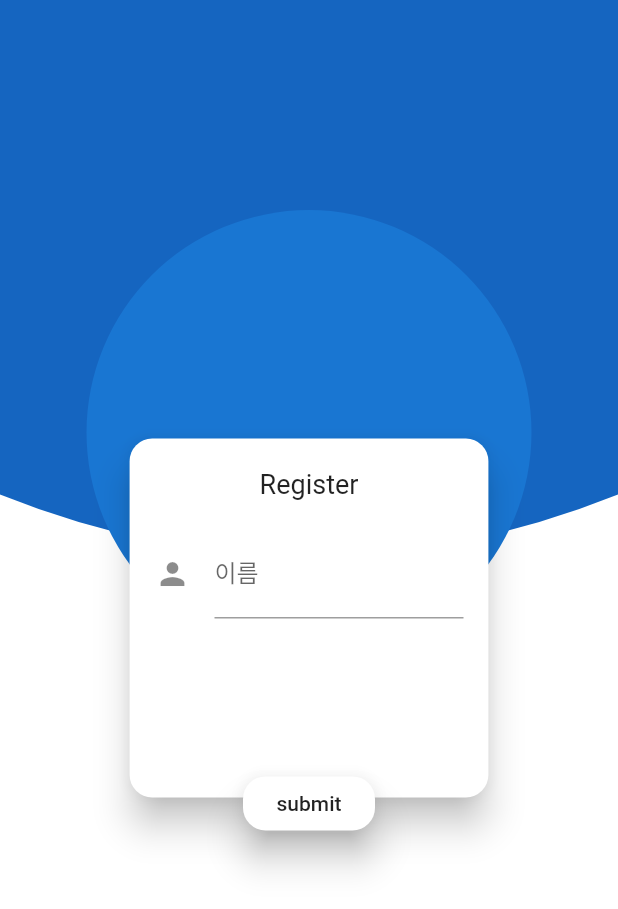
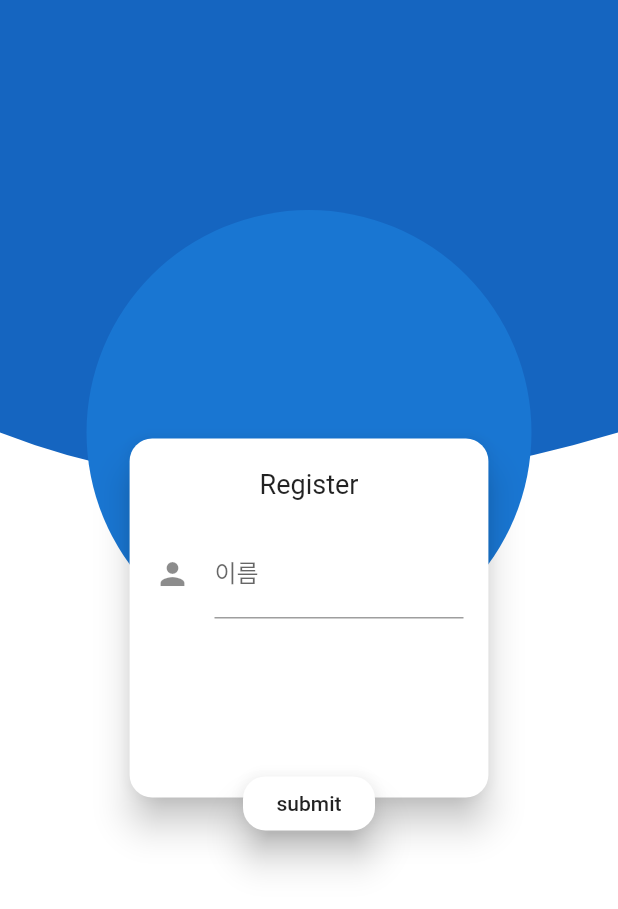
Before and after one commit to FineRoot1253/flutter_commute, a Flutter app: the screen it shows after launch, after a tap on "확인", on a phone screen of 412 x 824 dp. Shown: the top 909 px of the screen. Run offline on Flutter 3.47's test engine with Material 2 defaults, Android fonts, the phone set to English and light mode, and no system bars; our stand-ins replace font_awesome_flutter, geolocator, get, google_maps_flutter, shared_preferences; missing offline and left inert: dart:ffi; network calls fail; statements that could not run were skipped.

Commit message:
21_02_15 홍준근 버그 픽스 + ui 위치 조정 및 구글 맵 + 위치 추적 적용 커밋

```diff
--- a/lib/UI/profile_screen.dart
+++ b/lib/UI/profile_screen.dart
@@ -1,6 +1,8 @@
+import 'package:commute/UI/widgets/map_widget.dart';
 import 'package:commute/controller/a_controller.dart';
 import 'package:flutter/material.dart';
 import 'package:flutter/services.dart';
+import 'package:google_maps_flutter/google_maps_flutter.dart';
 
 class ProfileScreen extends StatelessWidget {
 
@@ -34,7 +36,8 @@ class ProfileScreen extends StatelessWidget {
             fontWeight: FontWeight.bold,
         )),
         trailing: Text("${_controller.dateTimeParseToString(_controller.user.lastUpdateAt)}"),
-      )
+      ),
+      // MapWidget(CameraPosition(target: _controller.compPosition,zoom: 14.0))
     ],),);
   }
 }
--- a/lib/UI/register_screen.dart
+++ b/lib/UI/register_screen.dart
@@ -74,9 +74,9 @@ class CurvePainter extends CustomPainter {
     paint.style = PaintingStyle.fill;
 
     var path = Path();
-    path.moveTo(0, size.height * 0.4);
+    path.moveTo(0, size.height * 0.35);
     path.quadraticBezierTo(
-        size.width / 2, size.height / 2, size.width, size.height * 0.4);
+        size.width / 2.3, size.height / 2.3, size.width, size.height * 0.35);
     path.lineTo(size.width, 0);
     path.lineTo(0, 0);
 
--- a/lib/UI/widgets/state_panel_widget.dart
+++ b/lib/UI/widgets/state_panel_widget.dart
@@ -1,4 +1,5 @@
 import 'package:commute/UI/register_screen.dart';
+import 'package:commute/UI/widgets/dialogs.dart';
 import 'package:commute/controller/a_controller.dart';
 import 'package:commute/controller/time_counter_controller.dart';
 import 'package:commute/data/models/enums.dart';
@@ -15,32 +16,33 @@ class StatePanelWidget extends StatelessWidget {
 
   StatePanelWidget(this._color, this._content, this._iconData);
 
-  factory StatePanelWidget.fromUserState(UserState state) {
+  factory StatePanelWidget.fromUserState(int index) {
     StatePanelWidget statePanelWidget;
-    switch (state) {
-      case UserState.certificated_onWork:
+    print("새로 생성 : $index");
+    switch (index) {
+      case 1:
+        statePanelWidget = StatePanelWidget(
+            Colors.red[400], "근무지 이탈중!", Icons.wrong_location_sharp);
+        break;
+      case 2:
+        statePanelWidget =
+            StatePanelWidget(Colors.red[400], "등록필요", Icons.error);
+        break;
+      case 3:
+        statePanelWidget = StatePanelWidget(
+            Colors.red[400], "위치 권한 필요!", Icons.not_listed_location_sharp);
+        break;
+      case 5:
+        statePanelWidget =
+            StatePanelWidget(Colors.grey[500], "퇴근중", Icons.home);
+        break;
+      case 6:
         statePanelWidget =
             StatePanelWidget(Colors.blue[800], "출근중", Icons.check);
         break;
-      case UserState.certificated_beforeWork:
-        statePanelWidget =
-            StatePanelWidget(Colors.grey[500], "퇴근중", Icons.home);
-        break;
-      case UserState.certificated_workOnOutside:
+      case 7:
         statePanelWidget =
             StatePanelWidget(Colors.green[500], "외근중", Icons.directions_car);
-        break;
-      case UserState.register_required:
-        statePanelWidget =
-            StatePanelWidget(Colors.red[400], "등록필요", Icons.error);
-        break;
-      case UserState.network_required:
-        statePanelWidget = StatePanelWidget(
-            Colors.red[400], "근무지 이탈중!", Icons.wrong_location_sharp);
-        break;
-      case UserState.permission_required:
-        statePanelWidget = StatePanelWidget(
-            Colors.red[400], "위치 권한 필요!", Icons.not_listed_location_sharp);
         break;
       default:
         statePanelWidget = StatePanelWidget(Colors.white, " ", Icons.autorenew);
@@ -50,7 +52,9 @@ class StatePanelWidget extends StatelessWidget {
 
   @override
   Widget build(BuildContext context) {
-    print(this._controller.user.state);
+   if(this._iconData == Icons.check) {
+     distanceCheck();
+   }
     return Stack(overflow: Overflow.visible, children: [
       CustomPaint(
         size: Get.size,
@@ -60,7 +64,7 @@ class StatePanelWidget extends StatelessWidget {
           child: Align(
         alignment: Alignment.topCenter,
         child: Padding(
-          padding: EdgeInsets.only(top: Get.height * 0.17),
+          padding: EdgeInsets.only(top: Get.height * 0.13),
           child: Text(
             "${this._content}",
             style: TextStyle(
@@ -72,10 +76,10 @@ class StatePanelWidget extends StatelessWidget {
         child: Align(
           alignment: Alignment.topCenter,
           child: Padding(
-            padding: EdgeInsets.only(top: Get.height * 0.25),
+            padding: EdgeInsets.only(top: Get.height * 0.21),
             child: SizedBox(
               width: Get.width * 0.5,
-              height: Get.height * 0.16,
+              height: Get.height * 0.12,
               child: Card(
                 elevation: 10,
                 child: Center(
@@ -97,7 +101,7 @@ class StatePanelWidget extends StatelessWidget {
           child: Align(
         alignment: Alignment.topCenter,
         child: Padding(
-          padding: EdgeInsets.only(top: Get.height * 0.23),
+          padding: EdgeInsets.only(top: Get.height * 0.19),
           child: Card(
             shape: CircleBorder(),
             elevation: 20,
@@ -110,4 +114,6 @@ class StatePanelWidget extends StatelessWidget {
       )),
     ]);
   }
+
+
 }
--- a/lib/common/coordinates.dart
+++ b/lib/common/coordinates.dart
@@ -1,2 +1,2 @@
-const DEFAULT_COORDINATES_LAT = 126.899481;
-const DEFAULT_COORDINATES_LNG = 37.5147606;
+const DEFAULT_COORDINATES_LAT = 37.5147606;
+const DEFAULT_COORDINATES_LNG = 126.899481;
--- a/lib/controller/a_controller.dart
+++ b/lib/controller/a_controller.dart
@@ -30,6 +30,8 @@ class AController extends GetxController{
 
   final TextEditingController registerFormController = TextEditingController();
   List<bool> _toggleList = [true, false];
+  Set<Marker> _markerSet = Set<Marker>();
+  Set<Circle> _circleSet = Set<Circle>();
 
   Location _compLocation;
   Location _myLocation;
@@ -37,10 +39,12 @@ class AController extends GetxController{
   UserModel get user => this._user;
   UserWOOModel get wooModel => this._wooModel;
   List<bool> get toggleList => this._toggleList;
+  Set<Marker> get markerSet => this._markerSet;
+  Set<Circle> get circleSet => this._circleSet;
   Location get compLocation => this._compLocation;
   Location get myLocation => this._myLocation;
-
   LatLng get compPosition => this._compLocation.marker.position;
+  LatLng get myPosition => this._myLocation.marker.position;
 
   set toggleList(List<bool> list){this._toggleList=list;}
 
@@ -52,7 +56,7 @@ class AController extends GetxController{
 
   setUser(){
     final String userId = Uuid().v4();
-    this._user = UserModel(userId: userId, name: registerFormController.text);
+    this._user = UserModel(userId: userId, name: registerFormController.text, isCommuted: true);
   }
 
   registerUser() async {
@@ -145,17 +149,19 @@ class AController extends GetxController{
       return Future.value(false);
     }else{
       print("2) 유저 체크 체크 ok");
-      this._user = await userRepository.searchUserdata(this._user.userId);
-      return Future.value(false);
+      this._user = await userRepository.searchUserdata(spApi.userId);
+      return Future.value(true);
     }
   }
 
-  getUserLocation() async {
+  Future getUserLocation() async {
     Position position =  await Geolocator.getCurrentPosition();
     LatLng myLatLng = LatLng(position.latitude, position.longitude);
     LatLng compLatLng = LatLng(DEFAULT_COORDINATES_LAT,DEFAULT_COORDINATES_LNG);
-    this._myLocation = Location(latLng: myLatLng, locationId: this._user.userId);
-    this._compLocation = Location(latLng: compLatLng, locationId: COMP_ID);
+    this._myLocation = Location(latLng: myLatLng, locationId: this._user.userId,title: "내위치",);
+    this._compLocation = Location(latLng: compLatLng, locationId: COMP_ID,title: "근무지 위치");
+    this._markerSet = {this._compLocation.marker, this._myLocation.marker};
+    this._circleSet = {this._compLocation.circle};
   }
 
   getWooModel() async {
@@ -166,9 +172,17 @@ class AController extends GetxController{
   }
 
   setUserWorkTimeWhileOutside() async {
+    if(this._wooModel==null) this._wooModel = UserWOOModel(userId : this._user.userId, destination: "unknown");
     if(this._user.state == UserState.certificated_workOnOutside) await this.userRepository.setUserWorkOnOutsideData(this._wooModel);
   }
 
   updateUserWorkTimeWhileOutside() async => await this.userRepository.updateUserWorkOnOutsideData(this._wooModel);
 
+  calculateDistanceDiff() => Geolocator.distanceBetween(this.compPosition.latitude, this.compPosition.longitude, this.myPosition.latitude, this.myPosition.longitude);
+
+  Future distanceCheck() async {
+    await getUserLocation();
+    return calculateDistanceDiff() <= 150 ? Future.value(true) : Future.value(false);
+  }
+
 }
--- a/lib/data/apis/http_api.dart
+++ b/lib/data/apis/http_api.dart
@@ -16,7 +16,8 @@ class HttpApi {
   }
 
   Future post(dynamic userModel, [String path = "user"]) async {
-    var res = await http.post(this._url, body: userModel.toMap());
+    print("포스트 : "+userModel.toMap().toString());
+    var res = await http.post(this._url+"/$path", body: userModel.toMap());
 
     return res;
   }
--- a/lib/data/models/enums.dart
+++ b/lib/data/models/enums.dart
@@ -2,10 +2,11 @@ enum UserState{
   waiting_request,
   network_required,
   register_required,
+  permission_required,
+  outOfPosition,
   certificated_beforeWork,
   certificated_onWork,
   certificated_workOnOutside,
-  permission_required,
 }
 
 extension ParseToString on UserState{
--- a/lib/data/models/user_model.dart
+++ b/lib/data/models/user_model.dart
@@ -17,7 +17,8 @@ class UserModel {
     this._lastUpdatedAt = DateTime.now();
     this._isCommuted = isCommuted ?? false;
     this._state = state ?? UserState.certificated_beforeWork;
-    this._statePanelWidget = StatePanelWidget.fromUserState(this._state);
+    this._statePanelWidget = StatePanelWidget.fromUserState(this._state.index);
+
   }
 
   String get userId => this._userId;
@@ -43,13 +44,24 @@ class UserModel {
         this._lastUpdatedAt =
             DateTime.tryParse(record["updatedAt"]).toLocal() ?? DateTime.now(),
         this._state = UserState.values.firstWhere((e)=> e.index == record["state"]),
-        this._isCommuted = record["state"] == null ? false : record["state"]>3 ? true : false,
-        this._statePanelWidget = StatePanelWidget.fromUserState(
-            record["state"]<3
-                ? UserState.certificated_beforeWork
-                : record["state"] == 4
-                ? UserState.certificated_onWork
-                : UserState.certificated_workOnOutside);
+        this._isCommuted = record["state"] == null ? false : record["state"]>5 ? true : false,
+        this._statePanelWidget = StatePanelWidget.fromUserState(record["state"]);
+
+  defineState(int index){
+    switch(index){
+     case 5:
+       return UserState.certificated_beforeWork;
+       break;
+   case 6:
+     return UserState.certificated_onWork;
+       break;
+   case 7:
+     return UserState.certificated_workOnOutside;
+       break;
+
+    }
+  }
+
 
   toMap() => {
         "userId": this._userId,
--- a/lib/data/repository/user_repository.dart
+++ b/lib/data/repository/user_repository.dart
@@ -34,6 +34,7 @@ class UserRepository {
   Future searchUserdata(String userId) async {
     String result = handleResponses(await httpApi.get(userId, 'user'));
 
+    print(result);
     try{
       if (result.startsWith("Error") || result.startsWith("error"))
         return UserModel(userId: userId, state: UserState.register_required);
```
Also changed, not shown: lib/UI/main_screen.dart (+35 -15 lines), lib/UI/widgets/dialogs.dart (added, +12 -0 lines), lib/UI/widgets/map_widget.dart (+7 -4 lines), lib/data/models/Location.dart (+7 -6 lines).
